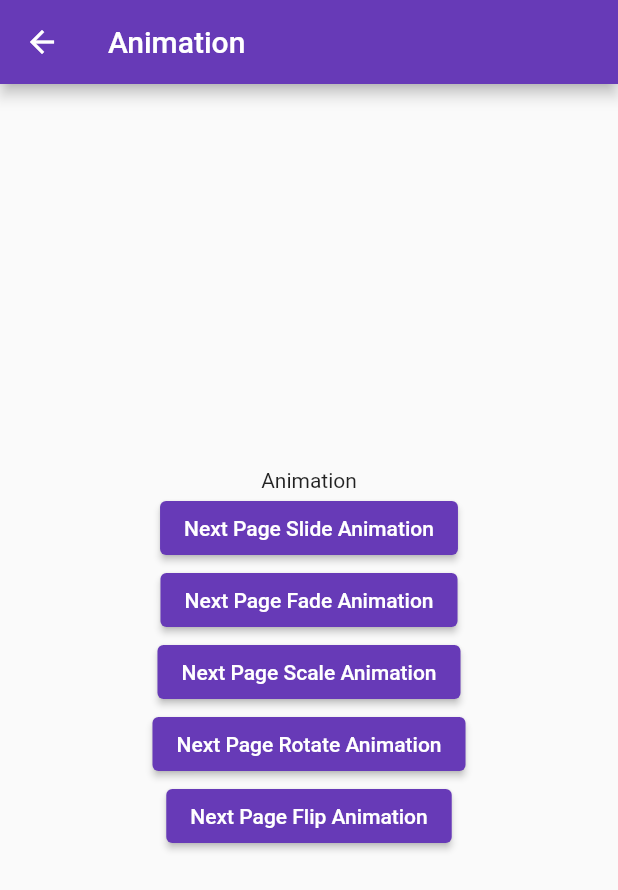
After one commit to danhdx-deha/demo-flutter, a Flutter app: the screen it shows after launch, after a tap on "Next Page Animation", on a phone screen of 412 x 824 dp. The commit adds this screen. Shown: the top 890 px of the screen. Run offline on Flutter 3.47's test engine with Material 2 defaults, Android fonts, the phone set to English and light mode, and no system bars; missing offline and left inert: dart:ffi.

Commit message:
animation

```diff
--- a/lib/main.dart
+++ b/lib/main.dart
@@ -1,3 +1,9 @@
+// ignore_for_file: library_private_types_in_public_api
+
+import 'dart:ffi';
+
+import 'package:example_app/views/animation.dart';
+import 'package:example_app/views/logo-animation.dart';
 import 'package:flutter/material.dart';
 
 void main() {
@@ -5,145 +11,203 @@ void main() {
 }
 
 class MyApp extends StatelessWidget {
-  const MyApp({super.key});
+  const MyApp({Key? key}) : super(key: key);
 
-  // This widget is the root of your application.
   @override
   Widget build(BuildContext context) {
     return MaterialApp(
       title: 'Flutter Demo',
       theme: ThemeData(
-        // This is the theme of your application.
-        //
-        // TRY THIS: Try running your application with "flutter run". You'll see
-        // the application has a blue toolbar. Then, without quitting the app,
-        // try changing the seedColor in the colorScheme below to Colors.green
-        // and then invoke "hot reload" (save your changes or press the "hot
-        // reload" button in a Flutter-supported IDE, or press "r" if you used
-        // the command line to start the app).
-        //
-        // Notice that the counter didn't reset back to zero; the application
-        // state is not lost during the reload. To reset the state, use hot
-        // restart instead.
-        //
-        // This works for code too, not just values: Most code changes can be
-        // tested with just a hot reload.
-        colorScheme: ColorScheme.fromSeed(seedColor: Colors.deepPurple),
-        useMaterial3: true,
+        colorScheme: ColorScheme.fromSwatch(
+          primarySwatch: Colors.deepPurple,
         ),
-      home: const MyHomePage(title: 'Flutter Demo Home Page'),
+      ),
+      home: const MyHomePage(title: 'Giải đấu'),
     );
   }
 }
 
 class MyHomePage extends StatefulWidget {
-  const MyHomePage({super.key, required this.title});
-
-  // This widget is the home page of your application. It is stateful, meaning
-  // that it has a State object (defined below) that contains fields that affect
-  // how it looks.
-
-  // This class is the configuration for the state. It holds the values (in this
-  // case the title) provided by the parent (in this case the App widget) and
-  // used by the build method of the State. Fields in a Widget subclass are
-  // always marked "final".
+  const MyHomePage({Key? key, required this.title}) : super(key: key);
 
   final String title;
 
   @override
-  State<MyHomePage> createState() => _MyHomePageState();
+  _MyHomePageState createState() => _MyHomePageState();
 }
 
 class _MyHomePageState extends State<MyHomePage> {
-  int _counter = 0;
+  int _currentPageIndex = 0;
 
-  void _incrementCounter() {
+  void _onDestinationSelected(int index) {
     setState(() {
-      // This call to setState tells the Flutter framework that something has
-      // changed in this State, which causes it to rerun the build method below
-      // so that the display can reflect the updated values. If we changed
-      // _counter without calling setState(), then the build method would not be
-      // called again, and so nothing would appear to happen.
-      _counter++;
+      _currentPageIndex = index;
     });
+  }
+
+  Widget _buildPage(int index) {
+    switch (index) {
+      case 0:
+        return Container(
+          color: Colors.red,
+          alignment: Alignment.center,
+          child: const Demo(),
+        );
+      case 1:
+        return Container(
+          color: Colors.green,
+          alignment: Alignment.center,
+          child: const FootballTournament()
+        );
+      case 2:
+        return Container(
+          color: Colors.blue,
+          alignment: Alignment.center,
+          child: const NewPage(),
+        );
+      default:
+        return Container();
+    }
   }
 
   @override
   Widget build(BuildContext context) {
-    // This method is rerun every time setState is called, for instance as done
-    // by the _incrementCounter method above.
-    //
-    // The Flutter framework has been optimized to make rerunning build methods
-    // fast, so that you can just rebuild anything that needs updating rather
-    // than having to individually change instances of widgets.
     return Scaffold(
+      bottomNavigationBar: BottomNavigationBar(
+        onTap: _onDestinationSelected,
+        currentIndex: _currentPageIndex,
+        items: const <BottomNavigationBarItem>[
+          BottomNavigationBarItem(
+            icon: Icon(Icons.chrome_reader_mode_outlined),
+            label: 'Demo',
+          ),
+          BottomNavigationBarItem(
+            icon: Icon(Icons.equalizer),
+            label: 'Giải đấu',
+          ),
+          BottomNavigationBarItem(
+            icon: Icon(Icons.feed_rounded),
+            activeIcon: Icon(Icons.feed),
+            label: 'Tin tức',
+          ),
+        ],
+      ),
       appBar: AppBar(
-        // TRY THIS: Try changing the color here to a specific color (to
-        // Colors.amber, perhaps?) and trigger a hot reload to see the AppBar
-        // change color while the other colors stay the same.
-        backgroundColor: Theme.of(context).colorScheme.inversePrimary,
-        // Here we take the value from the MyHomePage object that was created by
-        // the App.build method, and use it to set our appbar title.
+        centerTitle: true,
+        backgroundColor: Theme.of(context).colorScheme.primaryVariant,
         title: Text(widget.title),
       ),
+      body: _buildPage(_currentPageIndex),
+    );
+  }
+}
+
+class Demo extends StatelessWidget {
+  const Demo({super.key});
+
+  @override
+  Widget build(BuildContext context) {
+    return Scaffold(
       body: Center(
-        // Center is a layout widget. It takes a single child and positions it
-        // in the middle of the parent.
         child: Column(
-          // Column is also a layout widget. It takes a list of children and
-          // arranges them vertically. By default, it sizes itself to fit its
-          // children horizontally, and tries to be as tall as its parent.
-          //
-          // Column has various properties to control how it sizes itself and
-          // how it positions its children. Here we use mainAxisAlignment to
-          // center the children vertically; the main axis here is the vertical
-          // axis because Columns are vertical (the cross axis would be
-          // horizontal).
-          //
-          // TRY THIS: Invoke "debug painting" (choose the "Toggle Debug Paint"
-          // action in the IDE, or press "p" in the console), to see the
-          // wireframe for each widget.
             mainAxisAlignment: MainAxisAlignment.center,
             children: <Widget>[
-            const Text(
-              'You have pushed the button this many times:',
-            ),
-            Text(
-              '$_counter',
-              style: Theme.of(context).textTheme.headlineMedium,
+              ElevatedButton(
+                onPressed: () {
+                  Navigator.push(
+                    context,
+                    MaterialPageRoute(builder: (context) => const AnimationDemo()),
+                  );
+                },
+                child: const Text('Next Page Animation'),
               ),
               ElevatedButton(
                 onPressed: () {
-                Navigator.of(context).push(
-                  MaterialPageRoute(
-                    builder: (context) => const Page2(),
-                  ),
+                  Navigator.push(
+                    context,
+                    MaterialPageRoute(builder: (context) => const LogoAnimation()),
                   );
                 },
-              child: const Text('Next Page'),
+                child: const Text('Next Page Logo Animation'),
               ),
             ],
           ),
       ),
-      floatingActionButton: FloatingActionButton(
-        onPressed: _incrementCounter,
-        tooltip: 'Increment',
-        child: const Icon(Icons.add),
-      ), // This trailing comma makes auto-formatting nicer for build methods.
     );
   }
 }
 
-class Page2 extends StatelessWidget {
-  const Page2({super.key});
+class FootballTournament extends StatelessWidget {
+  const FootballTournament({super.key});
 
   @override
   Widget build(BuildContext context) {
     return Scaffold(
-      appBar: AppBar(),
-      body: const Center(
-        child: Text('Page 2'),
+      body: Center(
+        child: ListView(
+          children: [
+            Padding(
+              padding: const EdgeInsets.only(
+                  left: 16.0,
+                  top:16.0,
+                  right:16.0,
+                  bottom: 0.0
+                ),
+              child: Card(
+                child: ListTile(
+                  leading: Image.asset('assets/1.png'),
+                  title: const Text('Item 1'),
+                  trailing: const Icon(Icons.navigate_next),
+                ),
+              ),
+            ),
+            Padding(
+              padding: const EdgeInsets.only(
+                  left: 16.0,
+                  top:16.0,
+                  right:16.0,
+                  bottom: 0.0
+                ),
+              child: Card(
+                child: ListTile(
+                  leading: Image.asset('assets/2.png'),
+                  title: const Text('Item 2r'),
+                  trailing: const Icon(Icons.navigate_next),
+                ),
+              ),
+            ),
+            Padding(
+              padding: const EdgeInsets.only(
+                  left: 16.0,
+                  top:16.0,
+                  right:16.0,
+                  bottom: 0.0
+                ),
+              child: Card(
+                borderOnForeground: true,
+                child: ListTile(
+                  leading: Image.asset('assets/3.png'),
+                  title: const Text('Item 3'),
+                  trailing: const Icon(Icons.navigate_next),
+                ),
+              ),
+            ),
+          ],
+        )
       ),
     );
   }
 }
+
+class NewPage extends StatelessWidget {
+  const NewPage({super.key});
+
+  @override
+  Widget build(BuildContext context) {
+    return const Scaffold(
+      body: Center(
+        child: Text('NewPage'),
+      ),
+    );
+  }
+}
--- /dev/null
+++ b/lib/views/animation.dart
@@ -0,0 +1,233 @@
+// ignore: file_names
+// ignore_for_file: unnecessary_const
+
+import 'package:flutter/material.dart';
+import 'dart:ffi';
+
+class AnimationDemo extends StatelessWidget {
+  const AnimationDemo({super.key});
+
+  @override
+  Widget build(BuildContext context) {
+    return Scaffold(
+      appBar: AppBar(
+        title: Text('Animation'),
+      ),
+      body: Center(
+        child: Column(
+          mainAxisAlignment: MainAxisAlignment.center,
+          children: <Widget>[
+            const Text('Animation'),
+            ElevatedButton(
+              onPressed: () {
+                Navigator.push(
+                  context,
+                  SlideRightRoute(page: Page3()),
+                );
+              },
+              child: const Text('Next Page Slide Animation'),
+            ),
+            ElevatedButton(
+              onPressed: () {
+                Navigator.push(
+                  context,
+                  FadeRoute(page: Page3()),
+                );
+              },
+              child: const Text('Next Page Fade Animation'),
+            ),
+            ElevatedButton(
+              onPressed: () {
+                Navigator.push(
+                  context,
+                  ScaleRoute(page: const Page3()),
+                );
+              },
+              child: const Text('Next Page Scale Animation'),
+            ),
+            ElevatedButton(
+              onPressed: () {
+                Navigator.push(
+                  context,
+                  RotateRoute(page: const Page3()),
+                );
+              },
+              child: const Text('Next Page Rotate Animation'),
+            ),
+            ElevatedButton(
+              onPressed: () {
+                Navigator.push(
+                  context,
+                  FlipPageRoute(page: const Page3()),
+                );
+              },
+              child: const Text('Next Page Flip Animation'),
+            ),
+          ],
+        ),
+      ),
+    );
+  }
+}
+
+
+class Page3 extends StatelessWidget {
+  const Page3({super.key});
+
+  @override
+  Widget build(BuildContext context) {
+    return Scaffold(
+      appBar: AppBar(),
+      body: const Center(
+        child: Text('Page 3'),
+      ),
+    );
+  }
+}
+
+//Class slide animation
+class SlideRightRoute extends PageRouteBuilder {
+  final Widget page;
+  SlideRightRoute({required this.page})
+      : super(
+          pageBuilder: (
+            BuildContext context,
+            Animation<double> animation,
+            Animation<double> secondaryAnimation,
+          ) =>
+              page,
+          transitionsBuilder: (
+            BuildContext context,
+            Animation<double> animation,
+            Animation<double> secondaryAnimation,
+            Widget child,
+          ) =>
+              SlideTransition(
+            position: Tween<Offset>(
+              begin: const Offset(-1, 0),
+              end: Offset.zero,
+            ).animate(animation),
+            child: child,
+          ),
+        );
+}
+
+//Class fade animation
+class FadeRoute extends PageRouteBuilder {
+  final Widget page;
+  final double opacity;
+  FadeRoute({required this.page, this.opacity = 1})
+      : super(
+          pageBuilder: (
+            BuildContext context,
+            Animation<double> animation,
+            Animation<double> secondaryAnimation,
+          ) =>
+              page,
+          transitionsBuilder: (
+            BuildContext context,
+            Animation<double> animation,
+            Animation<double> secondaryAnimation,
+            Widget child,
+          ) =>
+              FadeTransition(
+                  opacity: Tween<double>(begin: 0.0, end: opacity).animate(animation),
+                  child: child,
+              ),
+        );
+}
+
+//Class scale animation
+class ScaleRoute extends PageRouteBuilder {
+  final Widget page;
+
+  ScaleRoute({required this.page})
+      : super(
+          pageBuilder: (
+            BuildContext context,
+            Animation<double> animation,
+            Animation<double> secondaryAnimation,
+          ) =>
+              page,
+          transitionsBuilder: (
+            BuildContext context,
+            Animation<double> animation,
+            Animation<double> secondaryAnimation,
+            Widget child,
+          ) =>
+              ScaleTransition(
+                  scale: Tween<double>(
+                    begin: 0.0,
+                    end: 1.0,
+                  ).animate(
+                    CurvedAnimation(
+                      parent: animation,
+                      curve: Curves.fastOutSlowIn,
+                    ),
+                  ),
+                  child: child,
+              ),
+        );
+}
+
+//Class rotate animation
+class RotateRoute extends PageRouteBuilder {
+  final Widget page;
+
+  RotateRoute({required this.page})
+      : super(
+          pageBuilder: (
+            BuildContext context,
+            Animation<double> animation,
+            Animation<double> secondaryAnimation,
+          ) =>
+              page,
+          transitionsBuilder: (
+            BuildContext context,
+            Animation<double> animation,
+            Animation<double> secondaryAnimation,
+            Widget child,
+          ) =>
+              RotationTransition(
+                turns: Tween<double>(
+                  begin: 0.0,
+                  end: -1.0,
+                ).animate(CurvedAnimation(
+                  parent: animation,
+                  curve: Curves.fastOutSlowIn,
+                )),
+                child: child,
+              ),
+        );
+}
+
+//Class flip animation
+class FlipPageRoute extends PageRouteBuilder {
+  final Widget page;
+
+  FlipPageRoute({required this.page})
+      : super(
+            pageBuilder: (
+              BuildContext context,
+              Animation<double> animation,
+              Animation<double> secondaryAnimation,
+            ) =>
+                page,
+            transitionsBuilder: (
+              BuildContext context,
+              Animation<double> animation,
+              Animation<double> secondaryAnimation,
+              Widget child,
+            ) =>
+                RotationTransition(
+                  turns: Tween<double>(
+                    begin: 1.0,
+                    end: 0.0,
+                  ).animate(CurvedAnimation(
+                    parent: animation,
+                    curve: Curves.fastOutSlowIn,
+                  )),
+                  child: child,
+                  alignment: Alignment.center,
+                ));
+}
```
Also changed, not shown: lib/views/logo-animation.dart (added, +97 -0 lines), pubspec.yaml (+4 -3 lines), assets/1.png (added), assets/2.png (added), assets/3.png (added). Lines whose indentation alone changed are shown as unchanged.
